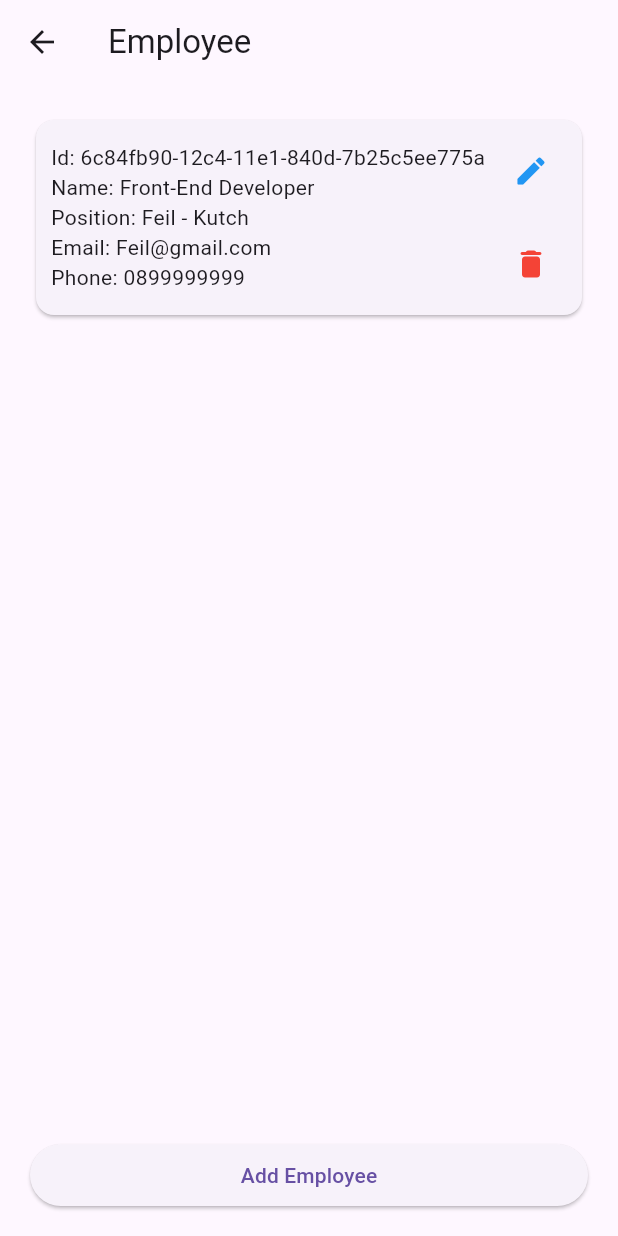
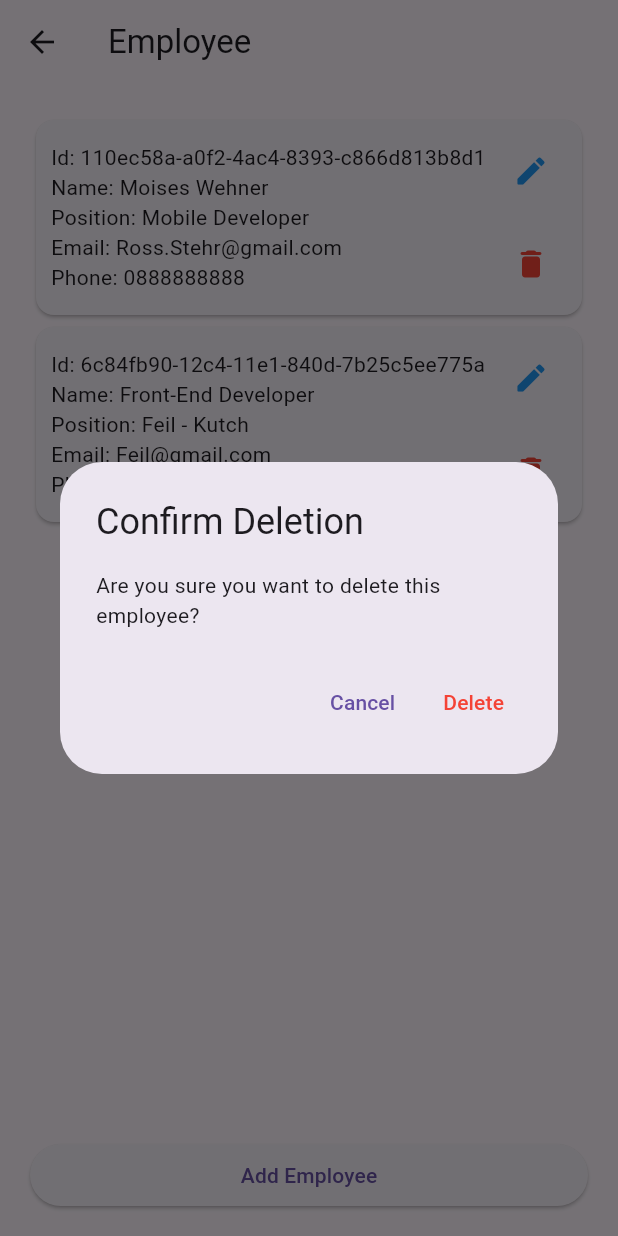
Before and after one commit to janeanan/workmotion_test, a Flutter app: the EmployeeView screen opened directly, after a tap on the "delete" icon, on a phone screen of 412 x 824 dp. Run offline on Flutter 3.47's test engine with Material 3 defaults, Android fonts, the phone set to English and light mode, and no system bars; our stand-ins replace connectivity_plus, dio, get, pretty_dio_logger, retrofit; generated files the repository leaves out were written again.

Commit message:
update 24/07/25 showDialog Confirm Delet

```diff
--- a/lib/view/employee/employee_view.dart
+++ b/lib/view/employee/employee_view.dart
@@ -113,7 +113,32 @@
                                   color: Colors.red,
                                 ),
                                 onPressed: () {
-                                  vm.removeEmployeeById(employee.id!);
+                                  showDialog(
+                                    context: context,
+                                    builder: (context) => AlertDialog(
+                                      title: const Text('Confirm Deletion'),
+                                      content: const Text(
+                                        'Are you sure you want to delete this employee?',
+                                      ),
+                                      actions: [
+                                        TextButton(
+                                          onPressed: () =>
+                                              Navigator.of(context).pop(),
+                                          child: const Text('Cancel'),
+                                        ),
+                                        TextButton(
+                                          onPressed: () {
+                                            Navigator.of(context).pop();
+                                            vm.removeEmployeeById(employee.id!);
+                                          },
+                                          child: const Text(
+                                            'Delete',
+                                            style: TextStyle(color: Colors.red),
+                                          ),
+                                        ),
+                                      ],
+                                    ),
+                                  );
                                 },
                               ),
                             ],
```
